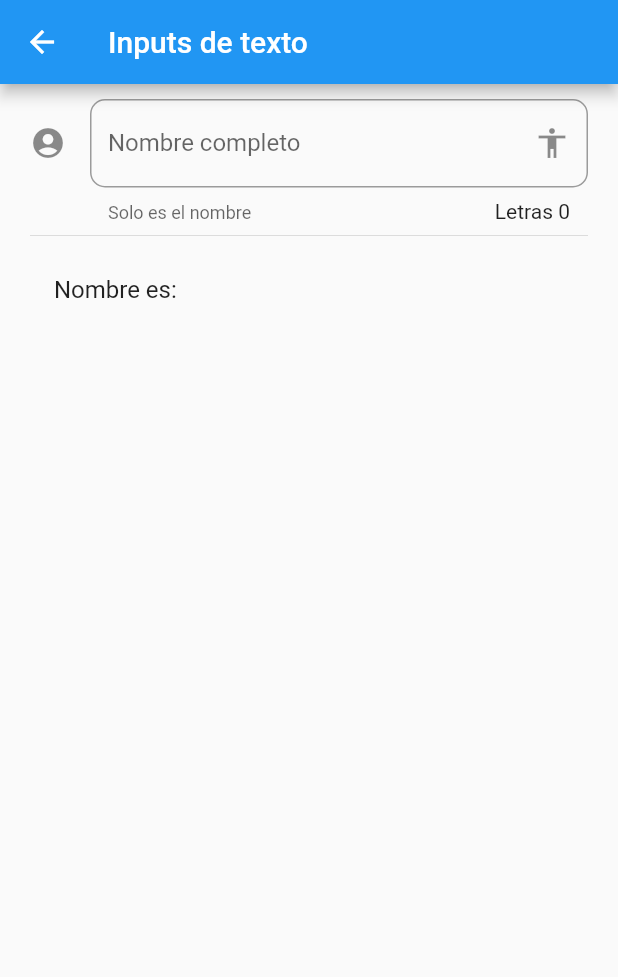
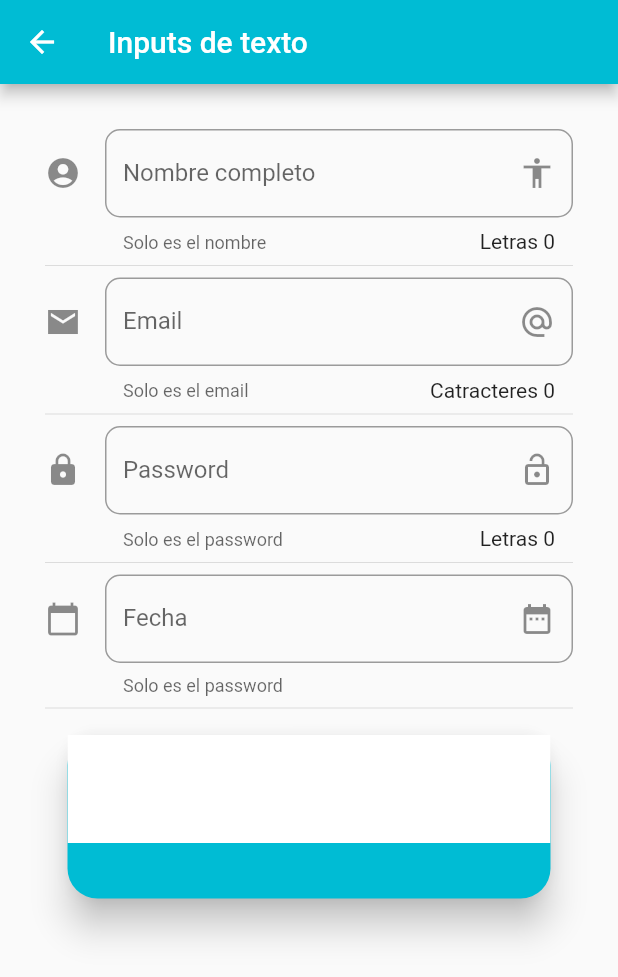
Before and after one commit to gromeroortega/widgets, a Flutter app: the screen it shows after launch, after a tap on "Inputs", on a phone screen of 412 x 824 dp. Shown: the top 977 px of the screen. Run offline on Flutter 3.47's test engine with Material 2 defaults, Android fonts, the phone set to English and light mode, and no system bars; network calls fail.

Commit message:
Se agrego al menu la opción INPUTS, se crearón diferentes tipos de TexField y la interaccion entre ellos, tambien se utilizo un calendario, se obtuvo la informacion seleccionada y se cambio el idioma, con la librería Localizations

```diff
--- a/lib/main.dart
+++ b/lib/main.dart
@@ -1,5 +1,7 @@
 /*Powered by Zharka 03/07/2020 */
 import 'package:flutter/material.dart';
+//Paquete importado para poder cambiar el idioma
+import 'package:flutter_localizations/flutter_localizations.dart';
 
 //importaciones propias
 //import 'package:practica2_comp_flutter/src/pages/home_temp.dart';
@@ -14,6 +16,17 @@ class MyApp extends StatelessWidget {
     return MaterialApp(
       title: 'Componentes App',
       debugShowCheckedModeBanner: false,
+      //Delegates de lenguaje
+      localizationsDelegates: [
+        GlobalMaterialLocalizations.delegate,
+        GlobalWidgetsLocalizations.delegate,
+        GlobalCupertinoLocalizations.delegate,
+      ],
+      //Variables de entorno para cambiar el lenguaje
+      supportedLocales: [
+        Locale('en', ''), // English, no country code
+        Locale('es', ''), // Spanish, no country code
+      ],
       //home: HomePage(),
       initialRoute: '/',
       routes: getApplicationRoutes(),
--- a/lib/src/pages/home_page.dart
+++ b/lib/src/pages/home_page.dart
@@ -10,7 +10,7 @@ class HomePage extends StatelessWidget {
     return Scaffold(
       appBar: AppBar(
         backgroundColor: Colors.cyan,
-        title: Text('Componetes'),
+        title: Text('Componentes'),
       ),
       body: _list(),
     );
--- a/lib/src/pages/inputs_page.dart
+++ b/lib/src/pages/inputs_page.dart
@@ -7,14 +7,35 @@ class InputsPage extends StatefulWidget {
 
 class _InputsPageState extends State<InputsPage> {
   String _nombre = '';
+  String _email = '';
+  String _password = '';
+  String _date = '';
+
+  // Este controlador funciona como una propiedad que permite interactuar con el
+  //TextField de fecha para enviar y recibir argumentos
+  TextEditingController _dateField = TextEditingController();
 
   @override
   Widget build(BuildContext context) {
     return Scaffold(
-      appBar: AppBar(title: Text('Inputs de texto')),
+      appBar: AppBar(
+          backgroundColor: Colors.cyan,
+          title: Text(
+            'Inputs de texto',
+          )),
       body: ListView(
-        padding: EdgeInsets.symmetric(horizontal: 20.0, vertical: 10.0),
-        children: <Widget>[_createInput(), Divider(), _createPeople()],
+        padding: EdgeInsets.symmetric(horizontal: 30.0, vertical: 30.0),
+        children: <Widget>[
+          _createInput(),
+          Divider(),
+          _createEmail(),
+          Divider(),
+          _createPassword(),
+          Divider(),
+          _createDate(context),
+          Divider(),
+          _createPeople(),
+        ],
       ),
     );
   }
@@ -25,7 +46,7 @@ class _InputsPageState extends State<InputsPage> {
 
     return TextField(
       //autofocus: true,
-      textCapitalization: TextCapitalization.sentences,
+
       decoration: InputDecoration(
         //Borde del input
         border: OutlineInputBorder(borderRadius: BorderRadius.circular(10.0)),
@@ -52,8 +73,145 @@ class _InputsPageState extends State<InputsPage> {
   }
 
   Widget _createPeople() {
-    return ListTile(
-      title: Text('Nombre es: $_nombre'),
+    return Card(
+      margin: EdgeInsets.symmetric(horizontal: 15.0, vertical: 10.0),
+      elevation: 10.0,
+      shadowColor: Colors.black,
+      shape: RoundedRectangleBorder(borderRadius: BorderRadius.circular(20.0)),
+      color: Colors.cyan,
+      child: Column(
+        children: [
+          ListTile(
+            tileColor: Colors.white,
+            title: Text(
+              _nombre,
+              style: TextStyle(fontSize: 20.0),
+            ),
+            subtitle: Text(_email, style: TextStyle(fontSize: 16.0)),
+          ),
+          Padding(
+            padding: const EdgeInsets.all(8.0),
+            child: Text(
+              _date,
+              style: TextStyle(
+                  fontSize: 18.0,
+                  color: Colors.white,
+                  fontWeight: FontWeight.bold),
+            ),
+          ),
+        ],
+      ),
     );
   }
+
+  Widget _createEmail() {
+    return TextField(
+      //autofocus: true,
+      //Tipo del texto que recibe el TextField
+      keyboardType: TextInputType.emailAddress,
+      decoration: InputDecoration(
+        //Borde del input
+        border: OutlineInputBorder(borderRadius: BorderRadius.circular(10.0)),
+        //
+        counter: Text('Catracteres ${_email.length}'),
+        //sugerencia de texto que se borra cuando se captura la información.
+        hintText: 'Aquí va tu E-mail',
+        // Etiqueta del TextField
+        labelText: 'Email',
+        //Icono que lleva el TextField al final
+        suffixIcon: Icon(Icons.alternate_email),
+        //icono al inicio del textField
+        icon: Icon(Icons.email_sharp),
+        // Texto de ayuda
+        helperText: 'Solo es el email',
+      ),
+
+      onChanged: (valor) {
+        setState(() {
+          _email = valor;
+        });
+      },
+    );
+  }
+
+  Widget _createPassword() {
+    return TextField(
+      //autofocus: true,
+      //Habilita que se oculten los caracteres que se escribieron.
+      obscureText: true,
+      decoration: InputDecoration(
+        //Borde del input
+        border: OutlineInputBorder(borderRadius: BorderRadius.circular(10.0)),
+        //
+        counter: Text('Letras ${_password.length}'),
+        //sugerencia de texto que se borra cuando se captura la información.
+        hintText: 'Aquí va el password',
+        // Etiqueta del TextField
+        labelText: 'Password',
+        //Icono que lleva el TextField al final
+        suffixIcon: Icon(Icons.lock_open),
+        //icono al inicio del textField
+        icon: Icon(Icons.lock),
+        // Texto de ayuda
+        helperText: 'Solo es el password',
+      ),
+
+      onChanged: (valor) {
+        setState(() {
+          _password = valor;
+        });
+      },
+    );
+  }
+
+  Widget _createDate(BuildContext context) {
+    return TextField(
+      //Asigna el controlador al TextField para crear la comunicación entre ellos.
+      controller: _dateField,
+      //Evita que se pueda copiar la información???
+      enableInteractiveSelection: true,
+      decoration: InputDecoration(
+        //Borde del input
+        border: OutlineInputBorder(borderRadius: BorderRadius.circular(10.0)),
+        //sugerencia de texto que se borra cuando se captura la información.
+        hintText: 'Fecha de nacimiento',
+        // Etiqueta del TextField
+        labelText: 'Fecha',
+        //Icono que lleva el TextField al final
+        suffixIcon: Icon(Icons.date_range),
+        //icono al inicio del textField
+        icon: Icon(Icons.calendar_today),
+        // Texto de ayuda
+        helperText: 'Solo es el password',
+      ),
+
+      onTap: () {
+        //quitar el foco
+        FocusScope.of(context).requestFocus(new FocusNode());
+        _selectDate(context);
+        setState(() {});
+      },
+    );
+  }
+
+  _selectDate(BuildContext context) async {
+    DateTime picked = await showDatePicker(
+        context: context,
+        //A fecha inicial se le asigna la fecha actual
+        initialDate: new DateTime.now(),
+        //Limita la seleccion: Evita que se seleccione una fecha anterior a la
+        //al año especificado
+        firstDate: new DateTime(2018),
+        lastDate: new DateTime.now(),
+        locale: Locale('es', ''));
+
+    if (picked != null) {
+      setState(() {
+        String onlydate = picked.toString();
+
+        _date = onlydate.substring(0, 10);
+        _dateField.text = _date;
+      });
+    }
+  }
 }
--- a/pubspec.yaml
+++ b/pubspec.yaml
@@ -22,6 +22,8 @@ environment:
 
 dependencies:
   flutter:
+    sdk: flutter
+  flutter_localizations:
     sdk: flutter
 
   flutter_launcher_icons:
```
Also changed, not shown: pubspec.lock.
